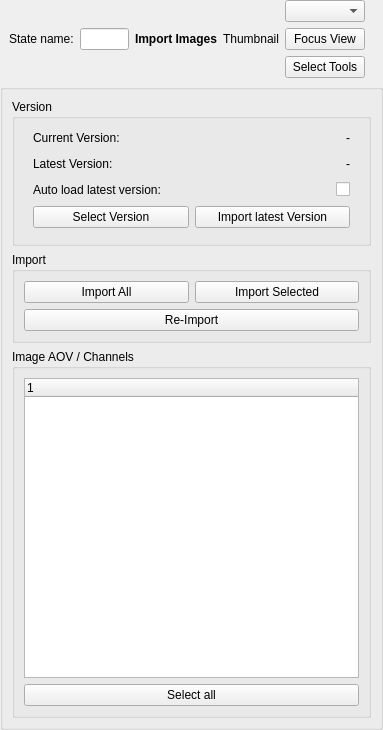
Animatect/Prism2_PluginFusion, file Fusion/Scripts/StateManagerNodes/StateUserInterfaces/fus_Image_Import.ui: the form before one commit.
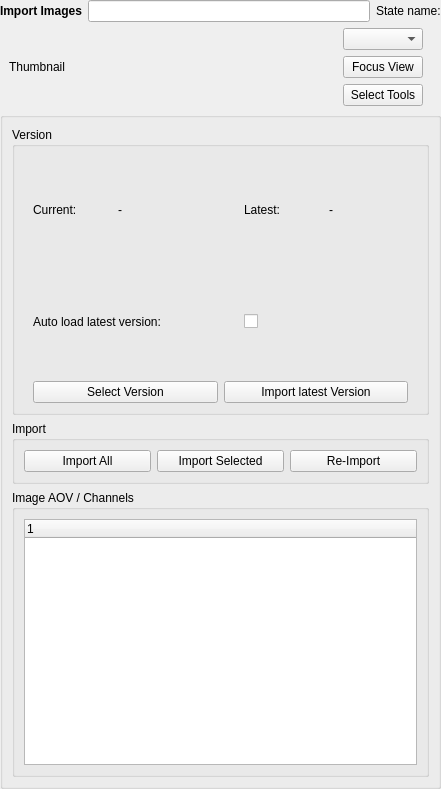
The form after the commit.

What changed in the file:
```diff
--- a/Fusion/Scripts/StateManagerNodes/StateUserInterfaces/fus_Image_Import.ui
+++ b/Fusion/Scripts/StateManagerNodes/StateUserInterfaces/fus_Image_Import.ui
@@ -6,8 +6,8 @@
    <rect>
     <x>0</x>
     <y>0</y>
-    <width>383</width>
-    <height>730</height>
+    <width>441</width>
+    <height>789</height>
    </rect>
   </property>
   <property name="windowTitle">
@@ -26,6 +26,45 @@
    <property name="bottomMargin">
     <number>0</number>
    </property>
+   <item>
+    <layout class="QHBoxLayout" name="horizontalLayout">
+     <item>
+      <widget class="QLabel" name="l_class">
+       <property name="font">
+        <font>
+         <bold>true</bold>
+        </font>
+       </property>
+       <property name="text">
+        <string>Import Images</string>
+       </property>
+      </widget>
+     </item>
+     <item>
+      <widget class="QLineEdit" name="e_name">
+       <property name="minimumSize">
+        <size>
+         <width>0</width>
+         <height>0</height>
+        </size>
+       </property>
+       <property name="maximumSize">
+        <size>
+         <width>9999</width>
+         <height>16777215</height>
+        </size>
+       </property>
+      </widget>
+     </item>
+     <item>
+      <widget class="QLabel" name="l_name">
+       <property name="text">
+        <string>State name:</string>
+       </property>
+      </widget>
+     </item>
+    </layout>
+   </item>
    <item>
     <widget class="QWidget" name="f_name" native="true">
      <layout class="QHBoxLayout" name="horizontalLayout_2">
@@ -42,42 +81,19 @@
        <number>0</number>
       </property>
       <item>
-       <widget class="QLabel" name="l_name">
-        <property name="text">
-         <string>State name:</string>
+       <widget class="QLabel" name="l_thumb">
+        <property name="sizePolicy">
+         <sizepolicy hsizetype="Expanding" vsizetype="Preferred">
+          <horstretch>0</horstretch>
+          <verstretch>0</verstretch>
+         </sizepolicy>
         </property>
-       </widget>
-      </item>
-      <item>
-       <widget class="QLineEdit" name="e_name">
         <property name="minimumSize">
          <size>
           <width>0</width>
           <height>0</height>
          </size>
         </property>
-        <property name="maximumSize">
-         <size>
-          <width>9999</width>
-          <height>16777215</height>
-         </size>
-        </property>
-       </widget>
-      </item>
-      <item>
-       <widget class="QLabel" name="l_class">
-        <property name="font">
-         <font>
-          <bold>true</bold>
-         </font>
-        </property>
-        <property name="text">
-         <string>Import Images</string>
-        </property>
-       </widget>
-      </item>
-      <item>
-       <widget class="QLabel" name="l_thumb">
         <property name="text">
          <string>Thumbnail</string>
         </property>
@@ -137,23 +153,10 @@
             <item>
              <widget class="QLabel" name="label_3">
               <property name="text">
-               <string>Current Version:</string>
+               <string>Current:     </string>
               </property>
              </widget>
             </item>
-            <item>
-             <spacer name="horizontalSpacer">
-              <property name="orientation">
-               <enum>Qt::Horizontal</enum>
-              </property>
-              <property name="sizeHint" stdset="0">
-               <size>
-                <width>40</width>
-                <height>20</height>
-               </size>
-              </property>
-             </spacer>
-            </item>
             <item>
              <widget class="QLabel" name="l_curVersion">
               <property name="text">
@@ -161,44 +164,23 @@
               </property>
              </widget>
             </item>
-           </layout>
-          </widget>
-         </item>
-         <item>
-          <widget class="QWidget" name="w_latestVersion" native="true">
-           <layout class="QHBoxLayout" name="horizontalLayout_6">
-            <property name="leftMargin">
-             <number>9</number>
-            </property>
-            <property name="topMargin">
-             <number>0</number>
-            </property>
-            <property name="rightMargin">
-             <number>9</number>
-            </property>
-            <property name="bottomMargin">
-             <number>0</number>
-            </property>
+            <item>
+             <spacer name="horizontalSpacer">
+              <property name="sizeHint" stdset="0">
+               <size>
+                <width>40</width>
+                <height>20</height>
+               </size>
+              </property>
+             </spacer>
+            </item>
             <item>
              <widget class="QLabel" name="label_6">
               <property name="text">
-               <string>Latest Version:</string>
+               <string>Latest:     </string>
               </property>
              </widget>
             </item>
-            <item>
-             <spacer name="horizontalSpacer_2">
-              <property name="orientation">
-               <enum>Qt::Horizontal</enum>
-              </property>
-              <property name="sizeHint" stdset="0">
-               <size>
-                <width>40</width>
-                <height>20</height>
-               </size>
-              </property>
-             </spacer>
-            </item>
             <item>
              <widget class="QLabel" name="l_latestVersion">
               <property name="text">
@@ -233,9 +215,6 @@
             </item>
             <item>
              <spacer name="horizontalSpacer_10">
-              <property name="orientation">
-               <enum>Qt::Horizontal</enum>
-              </property>
               <property name="sizeHint" stdset="0">
                <size>
                 <width>40</width>
@@ -310,18 +289,6 @@
            </layout>
           </widget>
          </item>
-         <item>
-          <widget class="QWidget" name="widget" native="true">
-           <layout class="QHBoxLayout" name="horizontalLayout">
-            <property name="topMargin">
-             <number>0</number>
-            </property>
-            <property name="bottomMargin">
-             <number>0</number>
-            </property>
-           </layout>
-          </widget>
-         </item>
         </layout>
        </widget>
       </item>
@@ -347,18 +314,18 @@
              </property>
             </widget>
            </item>
+           <item>
+            <widget class="QPushButton" name="b_import">
+             <property name="focusPolicy">
+              <enum>Qt::NoFocus</enum>
+             </property>
+             <property name="text">
+              <string>Re-Import</string>
+             </property>
+            </widget>
+           </item>
           </layout>
          </item>
-         <item>
-          <widget class="QPushButton" name="b_import">
-           <property name="focusPolicy">
-            <enum>Qt::NoFocus</enum>
-           </property>
-           <property name="text">
-            <string>Re-Import</string>
-           </property>
-          </widget>
-         </item>
         </layout>
        </widget>
       </item>
@@ -398,13 +365,6 @@
            </column>
           </widget>
          </item>
-         <item>
-          <widget class="QPushButton" name="b_selectAll">
-           <property name="text">
-            <string>Select all</string>
-           </property>
-          </widget>
-         </item>
         </layout>
        </widget>
       </item>
```
Left out of the diff: 12 changed lines with no effect on the pictures.
